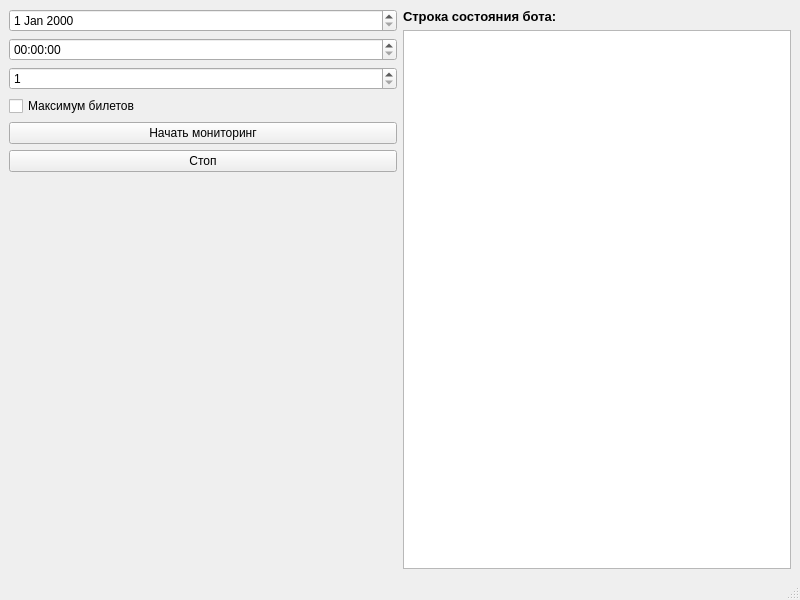
Sazoks/colosseum_bot, file src/ui/main_window.ui: the form before one commit.
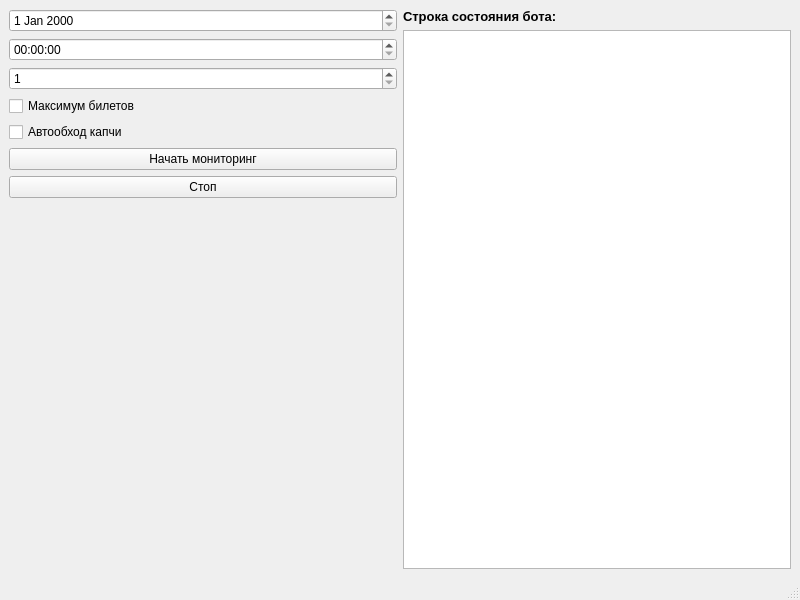
The form after the commit.

Commit message: Добавил возможность выбора автообхода капчи

What changed in the file:
```diff
--- a/src/ui/main_window.ui
+++ b/src/ui/main_window.ui
@@ -54,6 +54,13 @@
         </property>
        </widget>
       </item>
+      <item>
+       <widget class="QCheckBox" name="auto_captcha">
+        <property name="text">
+         <string>Автообход капчи</string>
+        </property>
+       </widget>
+      </item>
       <item>
        <widget class="QPushButton" name="start_monitoring">
         <property name="text">
```
The commit also changes 5 other files.
